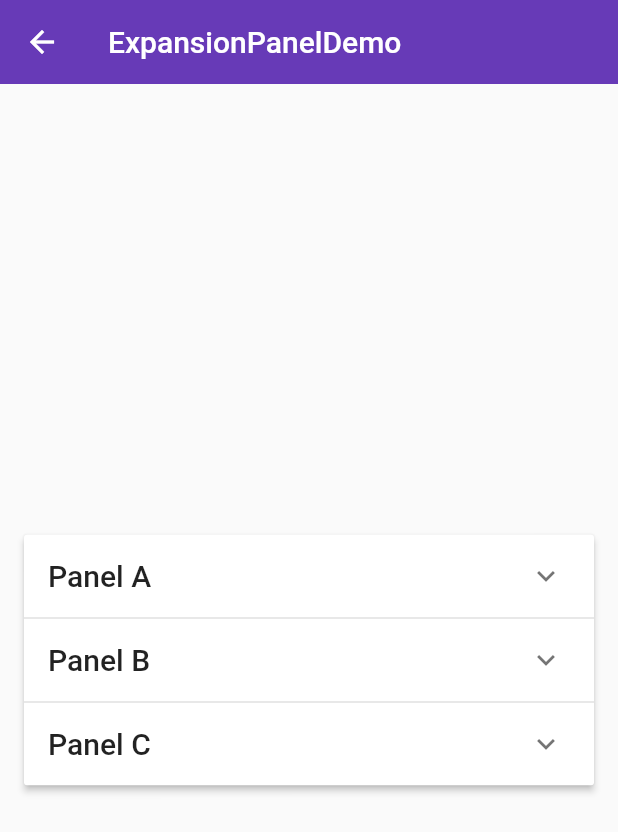
After one commit to CoderSteveJones/Flutter_Demo, a Flutter app: the screen it shows after launch, after a tap on "ExpansionPanelDemo", on a phone screen of 412 x 824 dp. The commit adds this screen. Shown: the top 832 px of the screen. Run offline on Flutter 3.47's test engine with Material 2 defaults, Android fonts, the phone set to English and light mode, and no system bars.

Commit message:
对话框

```diff
--- /dev/null
+++ b/flutter_learning/flutter_01/lib/demo/expansionPanel_demo.dart
@@ -0,0 +1,99 @@
+import 'package:flutter/material.dart';
+
+class ExpansionPanelItem {
+  final String headerText;
+  final Widget body;
+  bool isExpanded;
+
+  ExpansionPanelItem({
+    this.headerText,
+    this.body,
+    this.isExpanded,
+  });
+}
+
+class ExpansionPanelDemo extends StatefulWidget {
+  @override
+  _ExpansionPanelDemoState createState() => _ExpansionPanelDemoState();
+}
+
+class _ExpansionPanelDemoState extends State<ExpansionPanelDemo> {
+  List<ExpansionPanelItem> _expansionPanelItems;
+
+  @override
+  void initState() {
+    super.initState();
+
+    _expansionPanelItems = <ExpansionPanelItem>[
+      ExpansionPanelItem(
+        headerText: 'Panel A',
+        body: Container(
+          padding: EdgeInsets.all(16.0),
+          width: double.infinity,
+          child: Text('Content for Panel A.'),
+        ),
+        isExpanded: false,
+      ),
+      ExpansionPanelItem(
+        headerText: 'Panel B',
+        body: Container(
+          padding: EdgeInsets.all(16.0),
+          width: double.infinity,
+          child: Text('Content for Panel B.'),
+        ),
+        isExpanded: false,
+      ),
+      ExpansionPanelItem(
+        headerText: 'Panel C',
+        body: Container(
+          padding: EdgeInsets.all(16.0),
+          width: double.infinity,
+          child: Text('Content for Panel C.'),
+        ),
+        isExpanded: false,
+      ),
+    ];
+  }
+
+  @override
+  Widget build(BuildContext context) {
+    return Scaffold(
+      appBar: AppBar(
+        title: Text('ExpansionPanelDemo'),
+        elevation: 0.0,
+      ),
+      body: Container(
+        padding: EdgeInsets.all(16.0),
+        child: Column(
+          mainAxisAlignment: MainAxisAlignment.center,
+          children: <Widget>[
+            ExpansionPanelList(
+              expansionCallback: (int panelIndex, bool isExpanded) {
+                setState(() {
+                  _expansionPanelItems[panelIndex].isExpanded = !isExpanded;
+                });
+              },
+              children: _expansionPanelItems.map(
+                      (ExpansionPanelItem item) {
+                    return ExpansionPanel(
+                      isExpanded: item.isExpanded,
+                      body: item.body,
+                      headerBuilder: (BuildContext context, bool isExpanded) {
+                        return Container(
+                          padding: EdgeInsets.all(16.0),
+                          child: Text(
+                            item.headerText,
+                            style: Theme.of(context).textTheme.title,
+                          ),
+                        );
+                      },
+                    );
+                  }
+              ).toList(),
+            ),
+          ],
+        ),
+      ),
+    );
+  }
+}
--- /dev/null
+++ b/flutter_learning/flutter_01/lib/demo/expansion_panel_demo1.dart
@@ -0,0 +1,99 @@
+import 'package:flutter/material.dart';
+
+class ExpansionPanelItem {
+  final String headerText;
+  final Widget body;
+  bool isExpanded;
+
+  ExpansionPanelItem({
+    this.headerText,
+    this.body,
+    this.isExpanded,
+  });
+}
+
+class ExpansionPanelDemo extends StatefulWidget {
+  @override
+  _ExpansionPanelDemoState createState() => _ExpansionPanelDemoState();
+}
+
+class _ExpansionPanelDemoState extends State<ExpansionPanelDemo> {
+  List<ExpansionPanelItem> _expansionPanelItems;
+
+  @override
+  void initState() {
+    super.initState();
+
+    _expansionPanelItems = <ExpansionPanelItem>[
+      ExpansionPanelItem(
+        headerText: 'Panel A',
+        body: Container(
+          padding: EdgeInsets.all(16.0),
+          width: double.infinity,
+          child: Text('Content for Panel A.'),
+        ),
+        isExpanded: false,
+      ),
+      ExpansionPanelItem(
+        headerText: 'Panel B',
+        body: Container(
+          padding: EdgeInsets.all(16.0),
+          width: double.infinity,
+          child: Text('Content for Panel B.'),
+        ),
+        isExpanded: false,
+      ),
+      ExpansionPanelItem(
+        headerText: 'Panel C',
+        body: Container(
+          padding: EdgeInsets.all(16.0),
+          width: double.infinity,
+          child: Text('Content for Panel C.'),
+        ),
+        isExpanded: false,
+      ),
+    ];
+  }
+
+  @override
+  Widget build(BuildContext context) {
+    return Scaffold(
+      appBar: AppBar(
+        title: Text('ExpansionPanelDemo'),
+        elevation: 0.0,
+      ),
+      body: Container(
+        padding: EdgeInsets.all(16.0),
+        child: Column(
+          mainAxisAlignment: MainAxisAlignment.center,
+          children: <Widget>[
+            ExpansionPanelList(
+              expansionCallback: (int panelIndex, bool isExpanded) {
+                setState(() {
+                  _expansionPanelItems[panelIndex].isExpanded = !isExpanded;
+                });
+              },
+              children: _expansionPanelItems.map(
+                (ExpansionPanelItem item) {
+                  return ExpansionPanel(
+                    isExpanded: item.isExpanded,
+                    body: item.body,
+                    headerBuilder: (BuildContext context, bool isExpanded) {
+                      return Container(
+                        padding: EdgeInsets.all(16.0),
+                        child: Text(
+                          item.headerText,
+                          style: Theme.of(context).textTheme.title,
+                        ),
+                      );
+                    },
+                  );
+                }
+              ).toList(),
+            ),
+          ],
+        ),
+      ),
+    );
+  }
+}
--- a/flutter_learning/flutter_01/lib/demo/material_components.dart
+++ b/flutter_learning/flutter_01/lib/demo/material_components.dart
@@ -5,6 +5,11 @@ import 'radio_demo.dart';
 import 'switch_demo.dart';
 import 'slider_demo.dart';
 import 'dateTimeDemo.dart';
+import 'simpleDialog_demo.dart';
+import 'alertDialog_demo.dart';
+import 'bottomSheet_demo.dart';
+import 'snackBar_demo.dart';
+import 'expansionPanel_demo.dart';
 
 class MaterialComponents extends StatelessWidget {
   @override
@@ -16,6 +21,11 @@ class MaterialComponents extends StatelessWidget {
       ),
       body: ListView(
         children: <Widget>[
+          ListItem(title: 'ExpansionPanelDemo',page: ExpansionPanelDemo()),
+          ListItem(title: 'SnackBarDemo',page: SnackBarDemo()),
+          ListItem(title: 'BottomSheetDemo',page: BottomSheetDemo()),
+          ListItem(title: 'AlertDialogDemo',page: AlertDialogDemo()),
+          ListItem(title: 'SimpleDialogDemo',page: SimpleDialogDemo()),
           ListItem(title: 'DateTimeDemo',page: DateTimeDemo()),
           ListItem(title: 'SliderDemo',page: SliderDemo()),
           ListItem(title: 'SwitchDemo',page: SwitchDemo()),
```
Also changed, not shown: flutter_learning/flutter_01/lib/demo/alertDialog_demo.dart (added, +89 -0 lines), flutter_learning/flutter_01/lib/demo/bottomSheet_demo.dart (added, +100 -0 lines), flutter_learning/flutter_01/lib/demo/simpleDialog_demo.dart (added, +97 -0 lines), flutter_learning/flutter_01/lib/demo/snackBar_demo.dart (added, +55 -0 lines).
